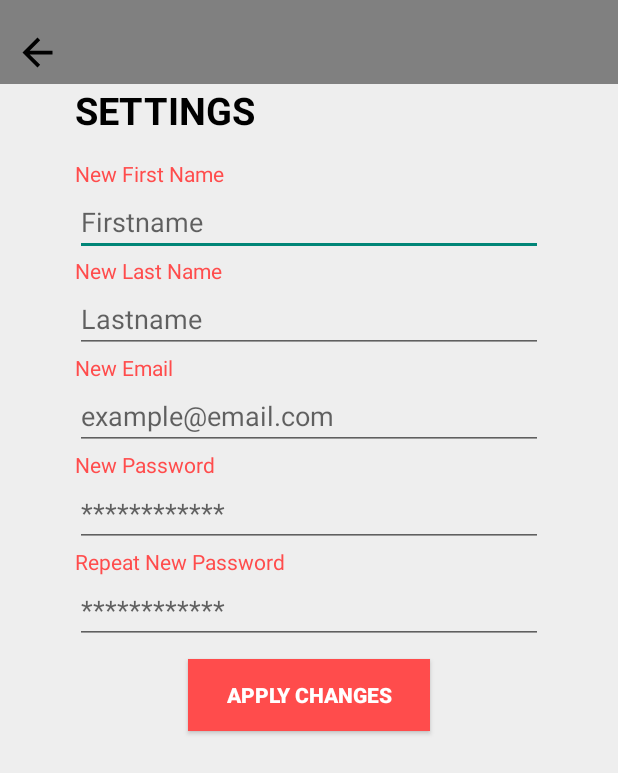
After one commit to Likeamarc/PracticaPiS, an Android app: the layout activity_settings.xml on its own in the app's theme, with its tools: preview values and no code run, on a phone screen of 412 x 824 dp. The commit adds this screen. Shown: the top 773 px of the screen. Run offline under Robolectric (Android 15) with nearby library versions, the phone set to English and light mode, and no system bars.

Commit message:
DrawerLayout que s'obre i es tanca, pagina de settings. Els objectes de la navigation view del drawer no fan encara lo que haurian de fer, estic mirant-ho.

```diff
--- a/app/src/main/res/layout/activity_register.xml
+++ b/app/src/main/res/layout/activity_register.xml
@@ -160,7 +160,7 @@
         />
 
     <Button
-        android:id="@+id/signUpButton"
+        android:id="@+id/applyChanges"
         android:layout_width="161dp"
         android:layout_height="wrap_content"
         android:background="@color/textbody"
@@ -179,7 +179,7 @@
         android:layout_marginLeft="50dp"
         android:layout_marginRight="50dp"
         android:layout_marginTop="10dp"
-        android:layout_below="@id/signUpButton"
+        android:layout_below="@id/applyChanges"
         android:layout_centerHorizontal="true" />
 
     <com.facebook.login.widget.LoginButton
--- /dev/null
+++ b/app/src/main/res/layout/activity_settings.xml
@@ -0,0 +1,185 @@
+<?xml version="1.0" encoding="utf-8"?>
+<androidx.drawerlayout.widget.DrawerLayout xmlns:android="http://schemas.android.com/apk/res/android"
+    xmlns:app="http://schemas.android.com/apk/res-auto"
+    xmlns:bind="http://schemas.android.com/tools"
+    xmlns:tools="http://schemas.android.com/tools"
+    android:id="@+id/drawer_layout"
+    android:background="#EEEEEE"
+    android:layout_width="match_parent"
+    android:layout_height="match_parent"
+    bind:context=".activities.activity_settings"
+    bind:openDrawer="start">
+
+    <LinearLayout
+        android:id="@+id/home_content"
+        android:layout_height="match_parent"
+        android:layout_width="match_parent"
+        android:orientation="vertical">
+
+        <com.google.android.material.appbar.MaterialToolbar
+            android:id="@+id/toolbar"
+            android:layout_height="?attr/actionBarSize"
+            android:layout_width="match_parent"
+            android:background="@color/gray"/>
+
+    </LinearLayout>
+
+    <com.google.android.material.navigation.NavigationView
+        android:id="@+id/navigation_view"
+        android:layout_height="match_parent"
+        android:layout_width="wrap_content"
+        android:layout_gravity="start"
+        android:fitsSystemWindows="true"
+        app:headerLayout="@layout/nav_header_main"
+        app:menu="@menu/activity_main_drawer"/>
+
+    <RelativeLayout xmlns:android="http://schemas.android.com/apk/res/android"
+        xmlns:app="http://schemas.android.com/apk/res-auto"
+        xmlns:tools="http://schemas.android.com/tools"
+        android:layout_width="match_parent"
+        android:layout_height="match_parent"
+        tools:context=".activities.activity_register">
+
+        <androidx.appcompat.widget.Toolbar
+            android:layout_width="match_parent"
+            android:layout_height="wrap_content"
+            android:id="@+id/toolbarRegist"
+            />
+
+        <TextView
+            android:id="@+id/RegisterText"
+            android:layout_width="match_parent"
+            android:layout_height="wrap_content"
+            android:layout_below="@id/toolbarRegist"
+            android:layout_marginLeft="50dp"
+            android:text="SETTINGS"
+            android:textColor="@color/black"
+            android:textSize="25dp"
+            android:textStyle="bold"
+
+            />
+
+        <TextView
+            android:id="@+id/firstNameText"
+            android:layout_width="match_parent"
+            android:layout_height="wrap_content"
+            android:layout_below="@id/RegisterText"
+            android:layout_marginLeft="50dp"
+            android:layout_marginTop="15dp"
+            android:text="New First Name"
+            android:textColor="@color/textbody" />
+
+        <EditText
+            android:id="@+id/firstName"
+            android:layout_width="match_parent"
+            android:layout_height="wrap_content"
+            android:layout_marginLeft="50dp"
+            android:layout_marginRight="50dp"
+            android:hint="Firstname"
+            android:layout_below="@id/firstNameText"
+            />
+
+        <TextView
+            android:id="@+id/lastNameText"
+            android:layout_width="match_parent"
+            android:layout_height="wrap_content"
+            android:layout_below="@id/firstName"
+            android:layout_marginLeft="50dp"
+            android:text="New Last Name"
+            android:textColor="@color/textbody" />
+
+        <EditText
+            android:id="@+id/lastName"
+            android:layout_width="match_parent"
+            android:layout_height="wrap_content"
+            android:layout_marginLeft="50dp"
+            android:layout_marginRight="50dp"
+            android:hint="Lastname"
+            android:layout_below="@id/lastNameText"
+            />
+
+        <ImageView
+            android:id="@+id/registerBackButton"
+            android:layout_width="30dp"
+            android:layout_height="30dp"
+            android:layout_marginLeft="10dp"
+            android:layout_marginTop="20dp"
+            android:layout_marginRight="10dp"
+            android:contentDescription="@string/app_name"
+            android:src="@drawable/ic_back"
+            app:layout_constraintStart_toStartOf="parent"
+            app:layout_constraintTop_toTopOf="parent"
+            app:tint="@color/black" />
+
+        <TextView
+            android:id="@+id/emailText"
+            android:layout_width="match_parent"
+            android:layout_height="wrap_content"
+            android:layout_below="@id/lastName"
+            android:layout_marginLeft="50dp"
+            android:text="New Email"
+            android:textColor="@color/textbody" />
+
+        <EditText
+            android:id="@+id/email"
+            android:layout_width="match_parent"
+            android:layout_height="wrap_content"
+            android:layout_marginLeft="50dp"
+            android:layout_marginRight="50dp"
+            android:hint="example@email.com"
+            android:layout_below="@id/emailText"
+            />
+
+        <TextView
+            android:id="@+id/registerPasswordText"
+            android:layout_width="match_parent"
+            android:layout_height="wrap_content"
+            android:layout_below="@id/email"
+            android:layout_marginLeft="50dp"
+            android:text="New Password"
+            android:textColor="@color/textbody" />
+
+        <EditText
+            android:id="@+id/registerPassword"
+            android:layout_width="match_parent"
+            android:layout_height="wrap_content"
+            android:layout_marginLeft="50dp"
+            android:layout_marginRight="50dp"
+            android:hint="************"
+            android:layout_below="@id/registerPasswordText"
+            />
+
+        <TextView
+            android:id="@+id/repeatPasswordText"
+            android:layout_width="match_parent"
+            android:layout_height="wrap_content"
+            android:layout_below="@id/registerPassword"
+            android:layout_marginLeft="50dp"
+            android:text="Repeat New Password"
+            android:textColor="@color/textbody" />
+
+        <EditText
+            android:id="@+id/repeatPassword"
+            android:layout_width="match_parent"
+            android:layout_height="wrap_content"
+            android:layout_marginLeft="50dp"
+            android:layout_marginRight="50dp"
+            android:hint="************"
+            android:layout_below="@id/repeatPasswordText"
+            />
+
+        <Button
+            android:id="@+id/applyChanges"
+            android:layout_width="161dp"
+            android:layout_height="wrap_content"
+            android:layout_below="@id/repeatPassword"
+            android:layout_centerHorizontal="true"
+            android:layout_marginTop="10dp"
+            android:background="@color/textbody"
+            android:text="@string/applyChanges"
+            android:textColor="@color/white"
+            android:textStyle="bold" />
+
+
+    </RelativeLayout>
+</androidx.drawerlayout.widget.DrawerLayout>
--- a/app/src/main/res/menu/activity_main_drawer.xml
+++ b/app/src/main/res/menu/activity_main_drawer.xml
@@ -9,11 +9,11 @@
             android:icon="@drawable/ic_menu_camera"
             android:title="@string/menu_home" />
         <item
-            android:id="@+id/nav_gallery"
+            android:id="@+id/nav_settings"
             android:icon="@drawable/ic_baseline_settings_24"
             android:title="Settings" />
         <item
-            android:id="@+id/nav_slideshow"
+            android:id="@+id/nav_logout"
             android:icon="@drawable/ic_baseline_power_settings_new_24"
             android:title="Log Out" />
     </group>
--- a/app/src/main/res/values/strings.xml
+++ b/app/src/main/res/values/strings.xml
@@ -1,5 +1,6 @@
 <resources>
-    <string name="app_name">PracticaPiS</string>
+    <string name="app_name">NoteOlvides</string>
+    <string name="copyright">Main Menu</string>
     <string name="action_settings">Settings</string>
     <!-- Strings used for fragments for navigation -->
     <string name="first_fragment_label">First Fragment</string>
@@ -10,6 +11,7 @@
     <string name="hello_first_fragment">Hello first fragment</string>
     <string name="hello_second_fragment">Hello second fragment. Arg: %1$s</string>
     <string name="SignUp">SIGN UP</string>
+    <string name="applyChanges">APPLY CHANGES</string>
     <string name="Socials">or use any of your social profiles</string>
     <string name="Twitter">Twitter</string>
     <string name="Facebook">Facebook</string>
```
Also changed, not shown: app/src/main/java/com/example/practicapis/activities/HomePage.java (+54 -1 lines), app/src/main/java/com/example/practicapis/activities/MainActivity.java (+18 -4 lines), app/src/main/java/com/example/practicapis/activities/activity_register.java (+1 -8 lines), app/src/main/java/com/example/practicapis/activities/activity_settings.java (added, +160 -0 lines), app/src/main/java/com/example/practicapis/viewmodel/LoginViewModel.java (+14 -2 lines), app/src/main/res/layout/homescreen.xml (+25 -1 lines), app/src/main/res/layout/nav_header_main.xml (+27 -26 lines).
